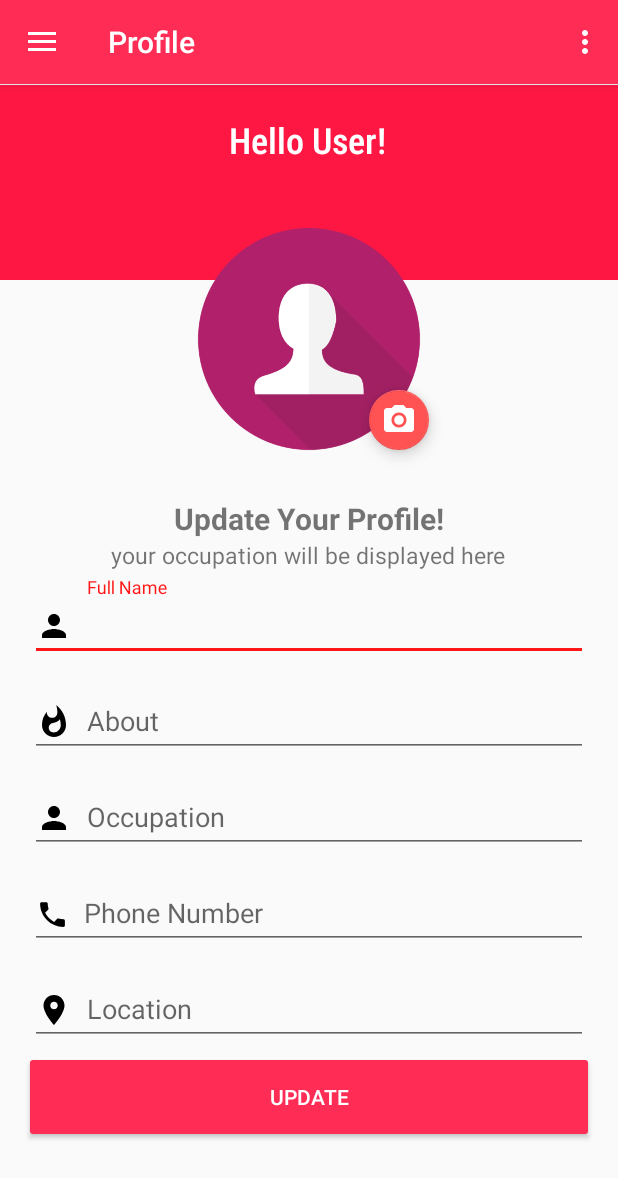
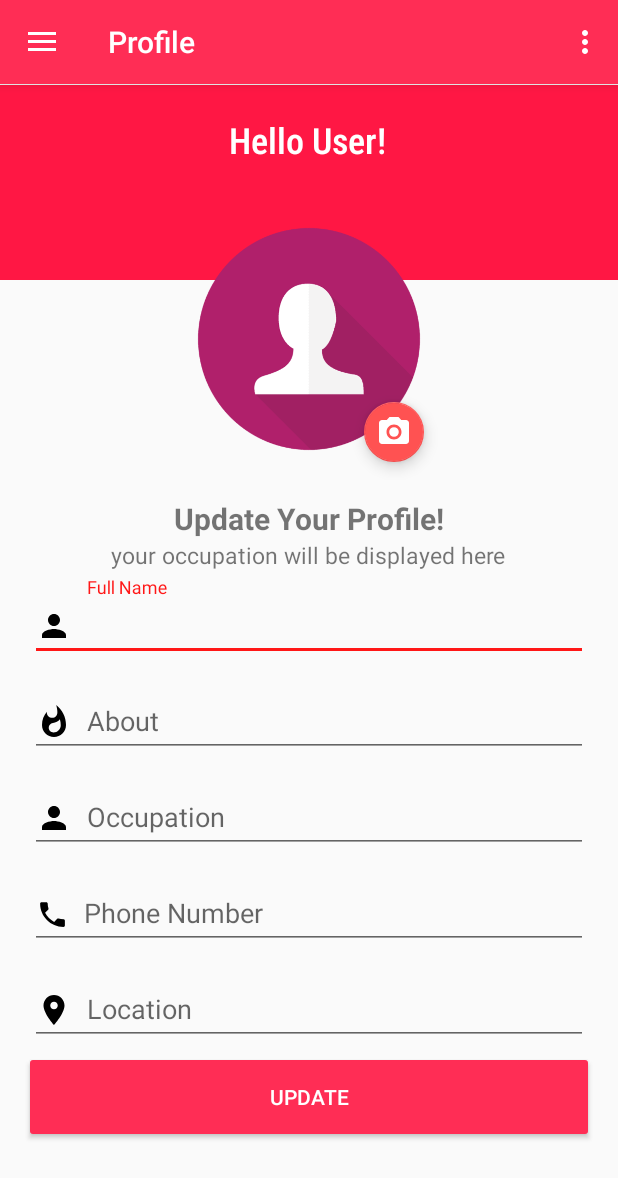
Before and after one commit to 17BTCS023/Even_To, an Android app: the MainHomeScreen screen opened directly, with no data from a screen before it, in the side drawer, after a tap on "My Profile", on a phone screen of 412 x 824 dp. Shown: the top 1178 px of the screen. Run offline under Robolectric (Android 15) with nearby library versions, the phone set to English and light mode, and no system bars; our stand-ins replace CircleImageView, Firebase (no records; nobody signed in at launch, a user with empty details on screens opened directly), navigation-ui; 2 statements that could not run were skipped.

Commit message:
Implemented updating profile pic in nav_bar

```diff
--- a/app/src/main/java/com/example/even_to/MainHomeScreen.java
+++ b/app/src/main/java/com/example/even_to/MainHomeScreen.java
@@ -6,6 +6,7 @@ import android.view.Menu;
 import android.view.MenuItem;
 import android.view.View;
 import android.widget.FrameLayout;
+import android.widget.ImageView;
 import android.widget.TextView;
 import android.widget.Toast;
 
@@ -20,6 +21,7 @@ import androidx.navigation.Navigation;
 import androidx.navigation.ui.AppBarConfiguration;
 import androidx.navigation.ui.NavigationUI;
 
+import com.bumptech.glide.Glide;
 import com.example.even_to.CategorySelection.SelectCategory;
 import com.example.even_to.navigation.home.HomeFragment;
 import com.example.even_to.navigation.messages.MessagesFragment;
@@ -41,6 +43,7 @@ import java.util.Map;
 public class MainHomeScreen extends AppCompatActivity implements
         NavigationView.OnNavigationItemSelectedListener {
 
+    private static final String KEY_PROFILE_PIC = "photo";
     AppBarConfiguration mAppBarConfiguration;
     DrawerLayout drawer;
     FloatingActionButton fab;
@@ -48,6 +51,8 @@ public class MainHomeScreen extends AppCompatActivity implements
     Toolbar toolbar;
     TextView userEmail, userName;
     FirebaseAuth auth;
+
+    ImageView mProfileImage;
 
     @Override
     protected void onStop() {
@@ -136,7 +141,8 @@ public class MainHomeScreen extends AppCompatActivity implements
         }
         userEmail = findViewById(R.id.nav_bar_user_email);
         userName = findViewById(R.id.nav_bar_user_name) ;
-        ChangeDisplayInfo(auth.getUid(),userName, userEmail );
+        mProfileImage = findViewById(R.id.profile_image);
+        ChangeDisplayInfo(auth.getUid(),userName, userEmail, mProfileImage );
 
         switch (menuItemId) {
             case R.id.nav_home:
@@ -194,8 +200,7 @@ public class MainHomeScreen extends AppCompatActivity implements
 
         return true;
     }
-    private void ChangeDisplayInfo(String uid, final TextView userName, final TextView userEmail) {
-        String userNameInProfile;
+    private void ChangeDisplayInfo(String uid, final TextView userName, final TextView userEmail, final ImageView mProfileImage) {
         FirebaseFirestore db = FirebaseFirestore.getInstance();
         DocumentReference proRef = db.collection("profile").document(uid);
         proRef.get()
@@ -205,6 +210,12 @@ public class MainHomeScreen extends AppCompatActivity implements
                         Map<String, Object> map = documentSnapshot.getData();
                         userName.setText((CharSequence) map.get("fullname"));
                         userEmail.setText(String.valueOf(auth.getCurrentUser().getEmail()));
+                        if (map.containsKey("photo")) {
+                            Glide.with(mProfileImage.getContext())
+                                    .load(map.get(KEY_PROFILE_PIC))
+                                    .into(mProfileImage);
+                        }
+
 
                     }
                 })
--- a/app/src/main/res/layout/fragment_profile.xml
+++ b/app/src/main/res/layout/fragment_profile.xml
@@ -68,10 +68,10 @@
             app:fabSize="mini"
             app:layout_constraintBottom_toBottomOf="@+id/user_profile_pic"
             app:layout_constraintEnd_toEndOf="@+id/user_profile_pic"
-            app:layout_constraintHorizontal_bias="0.928"
+            app:layout_constraintHorizontal_bias="0.907"
             app:layout_constraintStart_toStartOf="@+id/user_profile_pic"
             app:layout_constraintTop_toTopOf="@+id/user_profile_pic"
-            app:layout_constraintVertical_bias="0.885" />
+            app:layout_constraintVertical_bias="0.942" />
 
         <LinearLayout
             android:id="@+id/linearLayout"
```
Also changed, not shown: app/src/main/res/layout/nav_header_main_home_screen.xml (+14 -17 lines).
